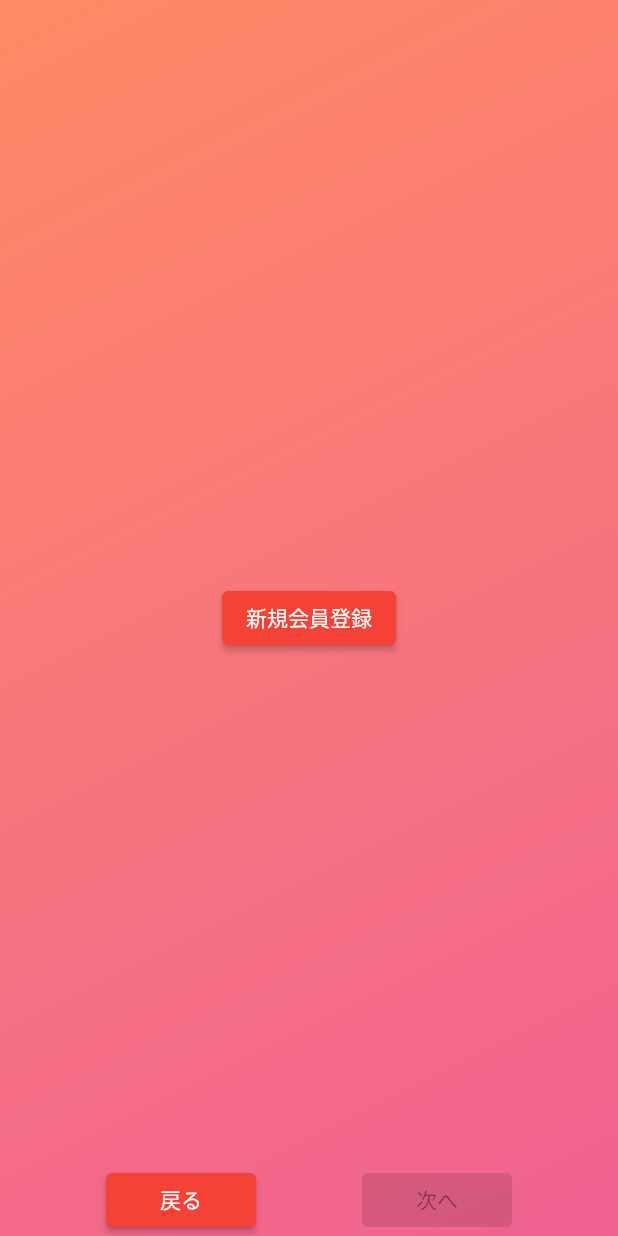
After one commit to rc-code-jp/media_feed_app, a Flutter app: the TutorialScreen screen opened by its route, swiped to page 3, on a phone screen of 412 x 824 dp. The commit adds this screen. Run offline on Flutter 3.47's test engine with Material 2 defaults, Android fonts, the phone set to English and light mode, and no system bars; our stand-ins replace flutter_riverpod, flutter_secure_storage, package_info_plus, share_plus, video_player; missing offline and left inert: simple_logger; accounts and stored records are empty.

Commit message:
チュートリアルをウィジェット化

```diff
--- /dev/null
+++ b/lib/features/tutorial/widgets/tutorial_actions.dart
@@ -0,0 +1,45 @@
+import 'package:flutter/material.dart';
+import 'package:flutter_riverpod/flutter_riverpod.dart';
+
+class TutorialActions extends ConsumerWidget {
+  final VoidCallback? onBack;
+  final VoidCallback? onForward;
+
+  const TutorialActions({
+    super.key,
+    this.onBack,
+    this.onForward,
+  });
+
+  @override
+  Widget build(BuildContext context, WidgetRef ref) {
+    return Align(
+      alignment: AlignmentDirectional.bottomCenter,
+      child: SafeArea(
+        child: Row(
+          mainAxisSize: MainAxisSize.max,
+          mainAxisAlignment: MainAxisAlignment.spaceEvenly,
+          crossAxisAlignment: CrossAxisAlignment.end,
+          children: [
+            // 戻るボタン
+            SizedBox(
+              width: 100,
+              child: ElevatedButton(
+                onPressed: onBack,
+                child: const Text('戻る'),
+              ),
+            ),
+            // スキップボタン
+            SizedBox(
+              width: 100,
+              child: ElevatedButton(
+                onPressed: onForward,
+                child: const Text('次へ'),
+              ),
+            )
+          ],
+        ),
+      ),
+    );
+  }
+}
--- /dev/null
+++ b/lib/features/tutorial/widgets/tutorial_page_view.dart
@@ -0,0 +1,41 @@
+import 'package:flutter/material.dart';
+import 'package:flutter_riverpod/flutter_riverpod.dart';
+import 'package:media_feed_app/styles/colors.dart';
+
+class TutorialPageView extends ConsumerWidget {
+  final PageController pageController;
+  const TutorialPageView({super.key, required this.pageController});
+
+  @override
+  Widget build(BuildContext context, WidgetRef ref) {
+    return PageView(
+      controller: pageController,
+      children: [
+        const Center(
+          child: Text(
+            '1',
+            style: TextStyle(color: AppColors.white),
+          ),
+        ),
+        const Center(
+          child: Text(
+            '2',
+            style: TextStyle(color: AppColors.white),
+          ),
+        ),
+        Column(
+          mainAxisAlignment: MainAxisAlignment.center,
+          children: [
+            ElevatedButton(
+              onPressed: () {
+                // チュートリアル完了後にログイン画面に遷移
+                Navigator.pushReplacementNamed(context, '/sign-up');
+              },
+              child: const Text('新規会員登録'),
+            ),
+          ],
+        ),
+      ],
+    );
+  }
+}
```
Also changed, not shown: lib/screens/account_screen.dart (+7 -2 lines), lib/screens/tutorial_screen.dart (+7 -46 lines), 1 other file.
